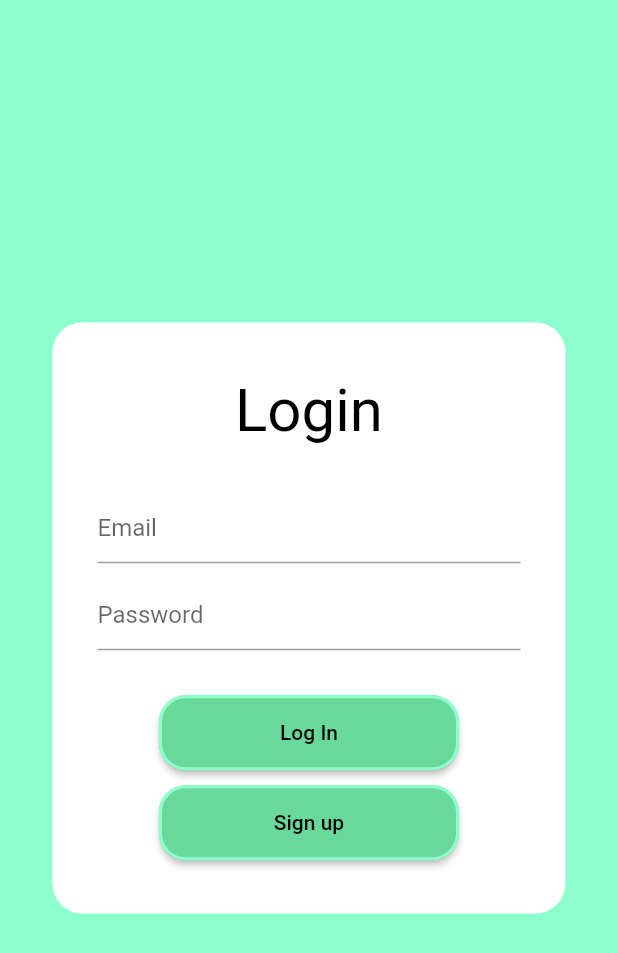
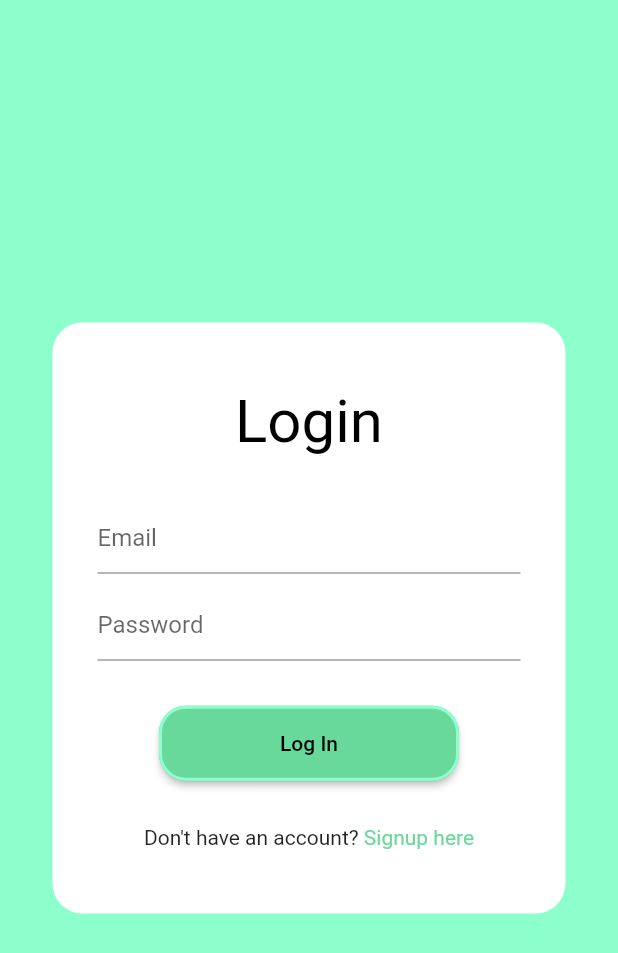
Before and after one commit to bartoszmaka00/hackathon_app, a Flutter app: the screen it shows after launch, on a phone screen of 412 x 824 dp. Shown: the top 953 px of the screen. Run offline on Flutter 3.47's test engine with Material 2 defaults, Android fonts, the phone set to English and light mode, and no system bars; our stand-ins replace flutter_spinkit; missing offline and left inert: qr_code_scanner.

Commit message:
updated sign_up and sign_in layouts

```diff
--- a/lib/views/sign_in.dart
+++ b/lib/views/sign_in.dart
@@ -25,7 +25,9 @@ class _SignInState extends State<SignIn> {
     return isVisibleLoading
         ? Loading()
         : Scaffold(
+            resizeToAvoidBottomInset: false,
             backgroundColor: miceLightGreen,
+
             body: Form(
             key: _formKey,
             child: SafeArea(
@@ -95,24 +97,20 @@ class _SignInState extends State<SignIn> {
                           onPressed: () => _signInButton(),
                           child: Text('Log In')),
                     ),
-                    SizedBox(height: 10),
-                    SizedBox(
-                      width: 200,
-                      height: 50,
-                      child: ElevatedButton(
-                          style: ButtonStyle(
-                            shape: MaterialStateProperty.all<RoundedRectangleBorder>(
-                              RoundedRectangleBorder(
-                                borderRadius: BorderRadius.circular(18.0),
-                                side: BorderSide(
-                                  color: miceLightGreen,
-                                  width: 2.0,
-                                ),
-                              ),
+                    SizedBox(height: 30),
+                    Row(
+                      mainAxisAlignment: MainAxisAlignment.center,
+                      children: [
+                        Text('Don\'t have an account? '),
+                        GestureDetector(
+                          onTap: () => Navigator.pushNamed(context, '/sign_up'),
+                          child: Text('Signup here',
+                            style: TextStyle(
+                              color: miceDarkGreen,
                             ),
                           ),
-                          onPressed: () => Navigator.pushNamed(context, '/sign_up'),
-                          child: Text('Sign up')),
+                        ),
+                      ],
                     ),
                     Visibility(
                       child: Text(
```
Also changed, not shown: lib/views/sign_up.dart (+8 -19 lines).
